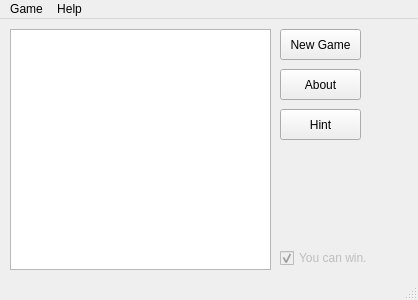
First picture: the form in src/mainwindow.ui, repository neduard/nimgame-atestat, before the edit.
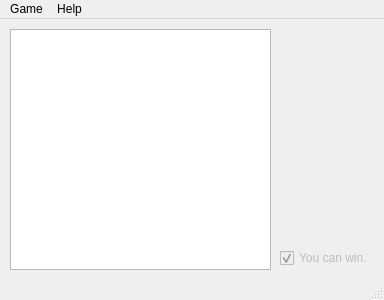
Second picture: the form after the edit.

The edit to the form file:
```diff
--- a/src/mainwindow.ui
+++ b/src/mainwindow.ui
@@ -6,7 +6,7 @@
    <rect>
     <x>0</x>
     <y>0</y>
-    <width>418</width>
+    <width>384</width>
     <height>300</height>
    </rect>
   </property>
@@ -53,32 +53,6 @@
      </rectf>
     </property>
    </widget>
-   <widget class="QPushButton" name="rstBtn">
-    <property name="geometry">
-     <rect>
-      <x>280</x>
-      <y>10</y>
-      <width>81</width>
-      <height>31</height>
-     </rect>
-    </property>
-    <property name="text">
-     <string>New Game</string>
-    </property>
-   </widget>
-   <widget class="QPushButton" name="anlzBtn">
-    <property name="geometry">
-     <rect>
-      <x>280</x>
-      <y>90</y>
-      <width>81</width>
-      <height>31</height>
-     </rect>
-    </property>
-    <property name="text">
-     <string>Hint</string>
-    </property>
-   </widget>
    <widget class="QCheckBox" name="winning">
     <property name="enabled">
      <bool>false</bool>
@@ -98,19 +72,6 @@
      <bool>true</bool>
     </property>
    </widget>
-   <widget class="QPushButton" name="aboutBtn">
-    <property name="geometry">
-     <rect>
-      <x>280</x>
-      <y>50</y>
-      <width>81</width>
-      <height>31</height>
-     </rect>
-    </property>
-    <property name="text">
-     <string>About</string>
-    </property>
-   </widget>
   </widget>
   <widget class="QStatusBar" name="statusbar"/>
   <widget class="QMenuBar" name="menuBar">
@@ -118,7 +79,7 @@
     <rect>
      <x>0</x>
      <y>0</y>
-     <width>418</width>
+     <width>384</width>
      <height>23</height>
     </rect>
    </property>
```
Left out of the diff: 7 changed lines with no effect on the pictures.
